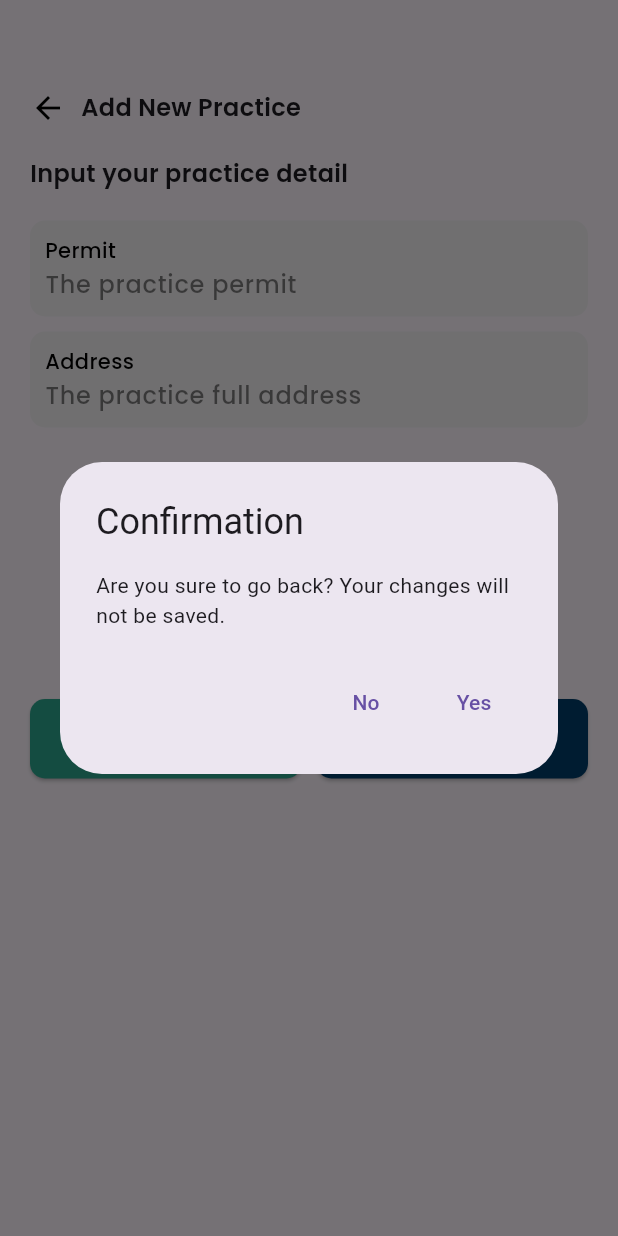
After one commit to sirreidlos/medigram-app, a Flutter app: the NewDoctor screen opened directly, after a tap on "Cancel", on a phone screen of 412 x 824 dp. The commit adds this screen. Run offline on Flutter 3.47's test engine with Material 3 defaults, Android fonts, the phone set to English and light mode, and no system bars; our stand-ins replace device_info_plus, flutter_local_notifications, flutter_secure_storage, google_fonts, qr_flutter, shared_preferences and 1 more; missing offline and left inert: android_intent_plus, cryptography, mobile_scanner; accounts and stored records are empty; network calls fail.

Commit message:
Fix: Prescription Update and Add Doctor

```diff
--- a/lib/components/history.dart
+++ b/lib/components/history.dart
@@ -106,7 +106,7 @@ class RecordHistory extends StatelessWidget {
       String title = isPatient ? "Dr. ${doctor.name}" : patient.name;
       String address = "";
 
-      for (var loc in doctor.locations) {
+      for (var loc in doctor.locations!) {
         if (loc.locationID == consult.locationID) {
           address = loc.practiceAddress;
           break;
--- a/lib/models/doctor/doctor.dart
+++ b/lib/models/doctor/doctor.dart
@@ -5,14 +5,14 @@ class Doctor {
   final String userID;
   final String name;
   final DateTime createdAt;
-  final List<PracticeLocation> locations;
+  final List<PracticeLocation>? locations;
 
   Doctor({
     required this.doctorID,
     required this.userID,
     required this.name,
     required this.createdAt,
-    required this.locations,
+    this.locations,
   });
 
   factory Doctor.fromJson(Map<String, dynamic> json) {
--- a/lib/page/consultation_info.dart
+++ b/lib/page/consultation_info.dart
@@ -166,7 +166,7 @@ Future<Doctor> getDoctor(String doctorID) async {
 }
   Future<PracticeLocation> getLocation(Consultation consult) async {
     Doctor doctor = await getDoctor(consult.doctorID);
-    List<PracticeLocation> listLoc = doctor.locations;
+    List<PracticeLocation> listLoc = doctor.locations!;
     return listLoc.firstWhere((l) => l.locationID == consult.locationID);
   }
 
--- a/lib/page/home.dart
+++ b/lib/page/home.dart
@@ -263,7 +263,7 @@ class _HomePageState extends State<HomePage> {
                         return Center(child: Text('Error: ${snapshot.error}'));
                       } else if (snapshot.hasData) {
                         Doctor doctor = snapshot.data!;
-                        List<PracticeLocation> listLocation = doctor.locations;
+                        List<PracticeLocation> listLocation = doctor.locations!;
                         return Column(
                             children:
                                 List.generate(listLocation.length, (index) {
@@ -416,6 +416,7 @@ class _HomePageState extends State<HomePage> {
     String userID = user.userID;
 
     final response = await DoctorService().getDoctorByUserID(userID);
+    print(response.body);
     Map<String, dynamic> data = jsonDecode(response.body);
     Doctor doctor = Doctor.fromJson(data);
     return doctor;
--- a/lib/page/medicine_claim.dart
+++ b/lib/page/medicine_claim.dart
@@ -87,7 +87,7 @@ Future<List<ConsultationDetail>> getConsultation(BuildContext context) async {
     String title = "Dr. ${doctor.name}";
     String address = "";
 
-    for (var loc in doctor.locations) {
+    for (var loc in doctor.locations!) {
       if (loc.locationID == consult.locationID) {
         address = loc.practiceAddress;
         break;
--- /dev/null
+++ b/lib/page/new_doctor.dart
@@ -0,0 +1,155 @@
+import 'dart:io';
+
+import 'package:flutter/material.dart';
+import 'package:medigram_app/components/button.dart';
+import 'package:medigram_app/components/input.dart';
+import 'package:medigram_app/components/popup_header.dart';
+import 'package:medigram_app/components/warning.dart';
+import 'package:medigram_app/constants/style.dart';
+import 'package:medigram_app/constants/user_status.dart';
+import 'package:medigram_app/navigation/layout_navbar.dart';
+import 'package:medigram_app/services/doctor_service.dart';
+
+class NewDoctor extends StatefulWidget {
+  const NewDoctor({super.key});
+
+  @override
+  State<NewDoctor> createState() => _NewDoctorState();
+}
+
+class _NewDoctorState extends State<NewDoctor> {
+  final TextEditingController permitController = TextEditingController();
+  final TextEditingController addressController = TextEditingController();
+
+  @override
+  Widget build(BuildContext context) {
+    return Scaffold(
+      body: SingleChildScrollView(
+        child: Container(
+          padding: EdgeInsets.fromLTRB(
+            screenPadding,
+            topScreenPadding,
+            screenPadding,
+            screenPadding,
+          ),
+          child: Column(
+            spacing: screenPadding,
+            children: [
+              PopupHeader(MaterialPageRoute(
+                builder: (context) {
+                  return BottomNavigationMenu(false, initialIndex: 2);
+                },
+              ), "Add New Practice", true),
+              SizedBox(
+                width: double.infinity,
+                child: Text("Input your practice detail", style: header2),
+              ),
+              Column(
+                spacing: 10,
+                children: [
+                  Input(
+                    header: "Permit",
+                    placeholder: "The practice permit",
+                    isDisabled: false,
+                    controller: permitController,
+                    inputType: TextInputType.multiline,
+                  ),
+                  Input(
+                    header: "Address",
+                    placeholder: "The practice full address",
+                    isDisabled: false,
+                    controller: addressController,
+                    inputType: TextInputType.multiline,
+                  ),
+                ],
+              ),
+              WarningCard(
+                  "Make sure your practice permit is valid! The verification process will take 2 - 3 work days."),
+              Row(
+                spacing: 10,
+                children: [
+                  Expanded(
+                      child: Button("Cancel", () {
+                    showDialog(
+                        context: context,
+                        builder: (BuildContext context) {
+                          return AlertDialog(
+                            title: const Text('Confirmation'),
+                            content: Text(
+                                'Are you sure to go back? Your changes will not be saved.'),
+                            actions: <Widget>[
+                              TextButton(
+                                child: const Text('No'),
+                                onPressed: () {},
+                              ),
+                              TextButton(
+                                child: const Text('Yes'),
+                                onPressed: () {
+                                  Navigator.push(
+                                    context,
+                                    MaterialPageRoute(
+                                      builder: ((context) {
+                                        return BottomNavigationMenu(
+                                          true,
+                                        );
+                                      }),
+                                    ),
+                                  );
+                                },
+                              ),
+                            ],
+                          );
+                        });
+                  }, false, true, false)),
+                  Expanded(
+                      child: Button("Add Practice", () {
+                    savePractice();
+                  }, true, true, false)),
+                ],
+              ),
+            ],
+          ),
+        ),
+      ),
+    );
+  }
+
+  Future<void> savePractice() async {
+    final response = await DoctorService().postOwnDoctor();
+    String permit = permitController.text;
+    String address = addressController.text;
+
+    final responseAdd = await DoctorService().postOwnPractice(permit, address);
+    final code = responseAdd.statusCode;
+
+    return showDialog(
+        context: context,
+        builder: (BuildContext context) {
+          return AlertDialog(
+            title: Text(
+                code == 201 ? 'Changes saved successfully!' : "Network Error!"),
+            content: Text(code == 201
+                ? 'You are doing a great work!'
+                : 'We\'re sorry, there is some problem with the system. Try again later.'),
+            actions: <Widget>[
+              TextButton(
+                child: const Text('Back to Home'),
+                onPressed: () {
+                  Navigator.push(
+                    context,
+                    MaterialPageRoute(
+                      builder: ((context) {
+                        return BottomNavigationMenu(
+                          true,
+                          initialIndex: 2,
+                        );
+                      }),
+                    ),
+                  );
+                },
+              ),
+            ],
+          );
+        });
+  }
+}
--- a/lib/page/set_profile.dart
+++ b/lib/page/set_profile.dart
@@ -151,7 +151,6 @@ class _SetProfileState extends State<SetProfile> {
     String gender = genderSelected.substring(0, 1).toUpperCase();
 
     final response = await UserService().putOwnDetail(nik, name, dob, gender);
-    debugPrint(response.body);
 
     return showDialog(
         context: context,
--- a/lib/page/setup_reminder.dart
+++ b/lib/page/setup_reminder.dart
@@ -311,7 +311,7 @@ class _SetupReminderState extends State<SetupReminder> {
     final listPrescription = await getPrescription(consultationID);
     NotificationService().scheduleAllNotification(start, listPrescription);
 
-    final response = ConsultationService().putReminder(consultationID);
+    final response = ConsultationService().putReminder(consultationID, DateTime.now(), "Take your medication");
 
     return showDialog(
         context: context,
@@ -394,7 +394,7 @@ class _SetupReminderState extends State<SetupReminder> {
 
   Future<PracticeLocation> getLocation(Consultation consult) async {
     Doctor doctor = await getDoctor(consult.doctorID);
-    List<PracticeLocation> listLoc = doctor.locations;
+    List<PracticeLocation> listLoc = doctor.locations!;
     return listLoc.firstWhere((l) => l.locationID == consult.locationID);
   }
 
```
Also changed, not shown: lib/page/edit_profile.dart (+45 -8 lines), lib/page/prescription_info.dart (+51 -7 lines), lib/page/profile.dart (+31 -7 lines), lib/services/consultation_service.dart (+19 -17 lines), lib/services/doctor_service.dart (+34 -0 lines).
